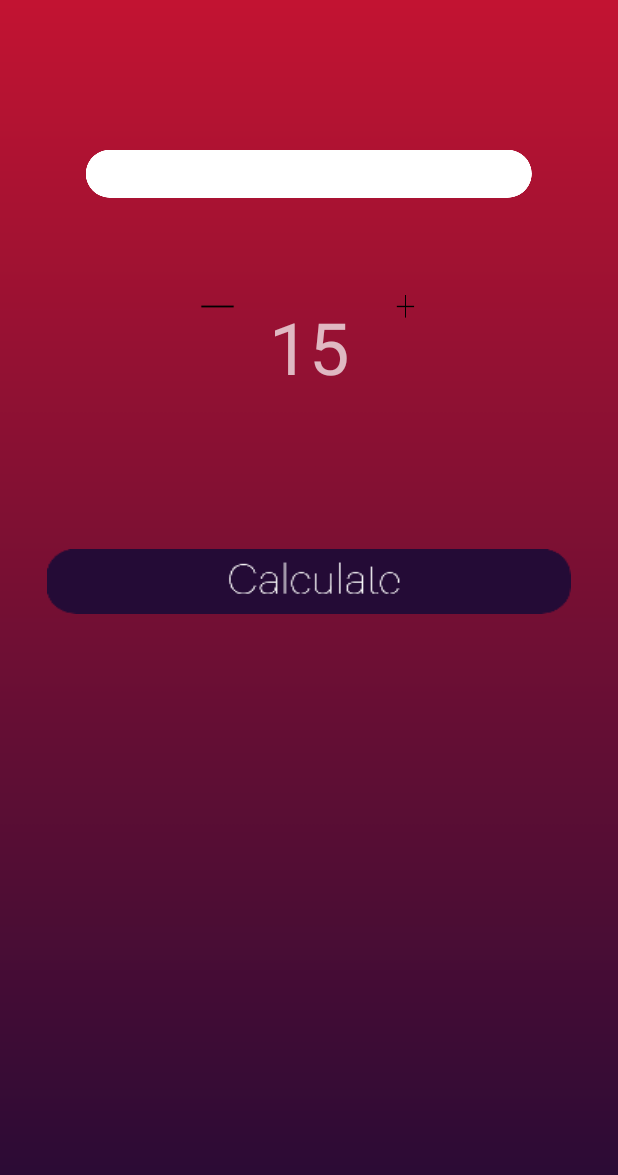
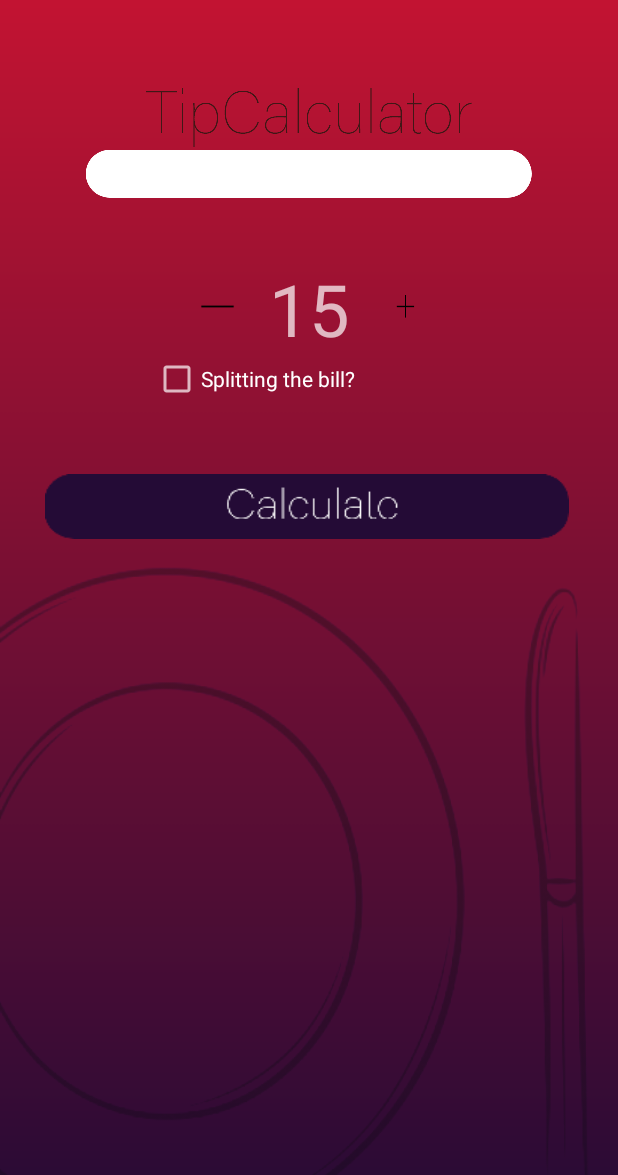
Before and after one commit to genevievegreen/TipCalculator, an Android app: the screen it shows after launch (MainActivity), on a phone screen of 412 x 824 dp. Shown: the top 1175 px of the screen. Run offline under Robolectric (Android 15) with nearby library versions, the phone set to English and light mode, and no system bars.

Commit message:
Splitting functionality added

```diff
--- a/app/build.gradle
+++ b/app/build.gradle
@@ -26,4 +26,5 @@ dependencies {
     testImplementation 'junit:junit:4.12'
     androidTestImplementation 'androidx.test.ext:junit:1.1.0'
     androidTestImplementation 'androidx.test.espresso:espresso-core:3.1.1'
+    implementation 'com.google.android.material:material:1.0.0'
 }
--- a/app/src/main/java/com/green/tipcalculator/MainActivity.java
+++ b/app/src/main/java/com/green/tipcalculator/MainActivity.java
@@ -9,15 +9,24 @@ import android.view.animation.Animation;
 import android.view.animation.AnimationUtils;
 import android.view.inputmethod.InputMethodManager;
 import android.widget.Button;
+import android.widget.CheckBox;
+import android.widget.CompoundButton;
 import android.widget.EditText;
 import android.widget.TextView;
 import android.widget.Toast;
 
+import com.google.android.material.chip.Chip;
+
+import org.w3c.dom.Text;
+
 import static com.green.tipcalculator.R.id.buttonCalculate;
 import static com.green.tipcalculator.R.id.buttonMinus;
 import static com.green.tipcalculator.R.id.buttonPlus;
+import static com.green.tipcalculator.R.id.cbSplit;
 import static com.green.tipcalculator.R.id.etBillAmount;
+import static com.green.tipcalculator.R.id.etSplitNum;
 import static com.green.tipcalculator.R.id.tvPercentDisplay;
+import static com.green.tipcalculator.R.id.tvSplitDisplay;
 import static com.green.tipcalculator.R.id.tvTipAmount;
 import static com.green.tipcalculator.R.id.tvTipDisplay;
 import static com.green.tipcalculator.R.id.tvTotal;
@@ -29,6 +38,8 @@ public class MainActivity extends AppCompatActivity {
     private int percent;
     private double tipAmount;
     private double total;
+    private int splitNum;
+    private double splitAmount;
 
     private EditText editBillAmount;
     private TextView textPercent;
@@ -39,6 +50,9 @@ public class MainActivity extends AppCompatActivity {
     private Button btPlus;
     private Button btMinus;
     private Button btCalculate;
+    private CheckBox chSplit;
+    private EditText editSplitNum;
+    private TextView textSplit;
 
     @Override
     protected void onCreate(Bundle savedInstanceState) {
@@ -52,12 +66,31 @@ public class MainActivity extends AppCompatActivity {
         textTip = (TextView) findViewById(tvTipDisplay);
         txtTipLabel = (TextView) findViewById(tvTipAmount);
         txtTotalLabel = (TextView) findViewById(tvTotal);
+        editSplitNum = (EditText) findViewById(etSplitNum);
+        textSplit = (TextView) findViewById(tvSplitDisplay);
+        chSplit = (CheckBox) findViewById(cbSplit);
 
+        splitNum = 1;
         percent = 15;
         textPercent.setText(percent+"");
 
         //animation stuff
         final Animation aniFade = AnimationUtils.loadAnimation(getApplicationContext(), R.anim.fadein);
+        final Animation aniFadeOut = AnimationUtils.loadAnimation(getApplicationContext(), R.anim.fadeout);
+
+        //chip checked
+        chSplit.setOnCheckedChangeListener(new CompoundButton.OnCheckedChangeListener() {
+            @Override
+            public void onCheckedChanged(CompoundButton buttonView, boolean isChecked) {
+                if (chSplit.isChecked()) {
+                    editSplitNum.startAnimation(aniFade);
+                    editSplitNum.setVisibility(View.VISIBLE);
+                } else {
+                    editSplitNum.startAnimation(aniFadeOut);
+                    editSplitNum.setVisibility(View.INVISIBLE);
+                }
+            }
+        });
 
 
         //Button Actions
@@ -106,15 +139,21 @@ public class MainActivity extends AppCompatActivity {
                     textTip.setVisibility(View.VISIBLE);
                     textTotal.setVisibility(View.VISIBLE);
 
+                    textSplit.setVisibility(View.INVISIBLE);
+
+                    if (chSplit.isChecked()) {
+                        splitNum = Integer.parseInt(editSplitNum.getText().toString());
+                        splitAmount = total / (double) splitNum;
+
+                        textSplit.setText("Each divided total is: $" + String.format("%.2f", splitAmount));
+                        textSplit.startAnimation(aniFade);
+                        textSplit.setVisibility(View.VISIBLE);
+                    }
                 }
 
             }
         });
         //-------------
 
-
-
-
-
     }
 }
--- a/app/src/main/res/layout/activity_main.xml
+++ b/app/src/main/res/layout/activity_main.xml
@@ -4,8 +4,9 @@
     xmlns:tools="http://schemas.android.com/tools"
     android:layout_width="match_parent"
     android:layout_height="match_parent"
-    android:background="@drawable/backgroundmain"
+    android:background="@drawable/maingroup"
     tools:context=".MainActivity">
+
 
     <Button
         android:id="@+id/buttonMinus"
@@ -35,8 +36,8 @@
         android:ems="10"
         android:gravity="center"
         android:hint="@string/hint"
+        android:imeOptions="actionDone"
         android:inputType="numberDecimal"
-        android:imeOptions="actionDone"
         android:textColor="@android:color/black"
         app:layout_constraintEnd_toEndOf="parent"
         app:layout_constraintStart_toStartOf="parent"
@@ -77,77 +78,67 @@
 
     <TextView
         android:id="@+id/tvTotalDisplay"
-        android:layout_width="wrap_content"
-        android:layout_height="wrap_content"
-        android:layout_marginStart="133dp"
-        android:layout_marginLeft="133dp"
-        android:layout_marginEnd="130dp"
-        android:layout_marginRight="130dp"
-        android:layout_marginBottom="123dp"
-        android:gravity="center"
+        android:layout_width="153dp"
+        android:layout_height="50dp"
+        android:layout_marginEnd="32dp"
+        android:layout_marginRight="32dp"
+        android:gravity="end"
         android:text="@string/total_display"
-        android:textSize="@android:dimen/app_icon_size"
+        android:textSize="36sp"
         android:visibility="invisible"
-        app:layout_constraintBottom_toBottomOf="parent"
         app:layout_constraintEnd_toEndOf="parent"
-        app:layout_constraintStart_toStartOf="parent" />
+        app:layout_constraintTop_toBottomOf="@+id/tvTotal" />
 
     <TextView
         android:id="@+id/tvTipAmount"
         android:layout_width="wrap_content"
         android:layout_height="wrap_content"
-        android:layout_marginStart="195dp"
-        android:layout_marginLeft="195dp"
-        android:layout_marginEnd="196dp"
-        android:layout_marginRight="196dp"
-        android:layout_marginBottom="8dp"
+        android:layout_marginStart="72dp"
+        android:layout_marginLeft="72dp"
+        android:layout_marginTop="45dp"
         android:gravity="center"
         android:text="@string/tip"
         android:visibility="invisible"
         app:layout_constraintBottom_toTopOf="@+id/tvTipDisplay"
-        app:layout_constraintEnd_toEndOf="parent"
-        app:layout_constraintStart_toStartOf="parent" />
+        app:layout_constraintStart_toStartOf="parent"
+        app:layout_constraintTop_toBottomOf="@+id/buttonCalculate" />
 
     <TextView
         android:id="@+id/tvTipDisplay"
-        android:layout_width="wrap_content"
-        android:layout_height="wrap_content"
-        android:layout_marginStart="145dp"
-        android:layout_marginLeft="145dp"
-        android:layout_marginEnd="145dp"
-        android:layout_marginRight="145dp"
-        android:layout_marginBottom="16dp"
-        android:gravity="center"
+        android:layout_width="127dp"
+        android:layout_height="46dp"
+        android:layout_marginStart="32dp"
+        android:layout_marginLeft="32dp"
+        android:gravity="start"
         android:text="@string/tip_display"
-        android:textSize="@android:dimen/app_icon_size"
+        android:textSize="36sp"
         android:visibility="invisible"
-        app:layout_constraintBottom_toTopOf="@+id/tvTotal"
-        app:layout_constraintEnd_toEndOf="parent"
-        app:layout_constraintStart_toStartOf="parent" />
+        app:layout_constraintStart_toStartOf="parent"
+        app:layout_constraintTop_toBottomOf="@+id/tvTipAmount" />
 
     <TextView
         android:id="@+id/tvTotal"
         android:layout_width="wrap_content"
         android:layout_height="wrap_content"
-        android:layout_marginEnd="189dp"
-        android:layout_marginRight="189dp"
-        android:layout_marginBottom="10dp"
+        android:layout_marginTop="45dp"
+        android:layout_marginEnd="84dp"
+        android:layout_marginRight="84dp"
         android:gravity="center"
         android:text="@string/total"
         android:visibility="invisible"
         app:layout_constraintBottom_toTopOf="@+id/tvTotalDisplay"
-        app:layout_constraintEnd_toEndOf="parent" />
+        app:layout_constraintEnd_toEndOf="parent"
+        app:layout_constraintTop_toBottomOf="@+id/buttonCalculate" />
 
     <Button
         android:id="@+id/buttonCalculate"
         android:layout_width="349dp"
         android:layout_height="43dp"
-        android:layout_marginTop="186dp"
-        android:layout_marginBottom="42dp"
+        android:layout_marginTop="184dp"
         android:background="@drawable/calcbutton"
         android:text=""
-        app:layout_constraintBottom_toTopOf="@+id/tvTipAmount"
         app:layout_constraintEnd_toEndOf="parent"
+        app:layout_constraintHorizontal_bias="0.483"
         app:layout_constraintStart_toStartOf="parent"
         app:layout_constraintTop_toBottomOf="@+id/etBillAmount" />
 
@@ -165,4 +156,60 @@
         android:orientation="vertical"
         app:layout_constraintGuide_end="32dp" />
 
+    <EditText
+        android:id="@+id/etSplitNum"
+        android:layout_width="62dp"
+        android:layout_height="35dp"
+        android:layout_marginStart="10dp"
+        android:layout_marginLeft="10dp"
+        android:layout_marginTop="14dp"
+        android:layout_marginEnd="101dp"
+        android:layout_marginRight="101dp"
+        android:ems="10"
+        android:inputType="number"
+        android:textSize="12sp"
+        android:visibility="invisible"
+        android:gravity="center"
+        app:layout_constraintEnd_toEndOf="parent"
+        app:layout_constraintStart_toEndOf="@+id/cbSplit"
+        app:layout_constraintTop_toBottomOf="@+id/buttonPlus" />
+
+    <TextView
+        android:id="@+id/tvSplitDisplay"
+        android:layout_width="257dp"
+        android:layout_height="23dp"
+        android:layout_marginStart="77dp"
+        android:layout_marginLeft="77dp"
+        android:layout_marginTop="8dp"
+        android:layout_marginEnd="77dp"
+        android:layout_marginRight="77dp"
+        android:gravity="center_horizontal"
+        app:layout_constraintEnd_toEndOf="parent"
+        app:layout_constraintStart_toStartOf="parent"
+        app:layout_constraintTop_toBottomOf="@+id/buttonCalculate" />
+
+    <CheckBox
+        android:id="@+id/cbSplit"
+        android:layout_width="wrap_content"
+        android:layout_height="wrap_content"
+        android:layout_marginStart="102dp"
+        android:layout_marginLeft="102dp"
+        android:layout_marginTop="4dp"
+        android:text="@string/split"
+        app:layout_constraintStart_toStartOf="parent"
+        app:layout_constraintTop_toBottomOf="@+id/tvPercentDisplay" />
+
+    <ImageView
+        android:id="@+id/imageView"
+        android:layout_width="wrap_content"
+        android:layout_height="wrap_content"
+        android:layout_marginStart="96dp"
+        android:layout_marginLeft="96dp"
+        android:layout_marginEnd="97dp"
+        android:layout_marginRight="97dp"
+        app:layout_constraintBottom_toTopOf="@+id/etBillAmount"
+        app:layout_constraintEnd_toEndOf="parent"
+        app:layout_constraintStart_toStartOf="parent"
+        app:srcCompat="@drawable/tipcalcname" />
+
 </androidx.constraintlayout.widget.ConstraintLayout>
--- a/app/src/main/res/values/colors.xml
+++ b/app/src/main/res/values/colors.xml
@@ -3,4 +3,5 @@
     <color name="colorPrimary">#008577</color>
     <color name="colorPrimaryDark">#00574B</color>
     <color name="colorAccent">#D81B60</color>
+    <color name="colorHint">#000000</color>
 </resources>
--- a/app/src/main/res/values/strings.xml
+++ b/app/src/main/res/values/strings.xml
@@ -11,4 +11,5 @@
     <string name="total_display">$00.00</string>
     <string name="calculate">Calculate</string>
     <string name="hint">Enter Bill Amount</string>
+    <string name="split">Splitting the bill?</string>
 </resources>
--- a/app/src/main/res/values/styles.xml
+++ b/app/src/main/res/values/styles.xml
@@ -6,6 +6,8 @@
         <item name="colorPrimary">@color/colorPrimary</item>
         <item name="colorPrimaryDark">@color/colorPrimaryDark</item>
         <item name="colorAccent">@color/colorAccent</item>
+
+        <item name="android:textColorHint">@color/colorHint</item>
     </style>
 
     <style name="SplashTheme" parent="Theme.AppCompat.NoActionBar">
```
Also changed, not shown: app/src/main/res/drawable-hdpi/maingroup.png (added), app/src/main/res/drawable-ldpi/maingroup.png (added), app/src/main/res/drawable-mdpi/maingroup.png (added), app/src/main/res/drawable-xhdpi/maingroup.png (added), app/src/main/res/drawable-xxhdpi/maingroup.png (added), app/src/main/res/drawable-xxxhdpi/maingroup.png (added).
